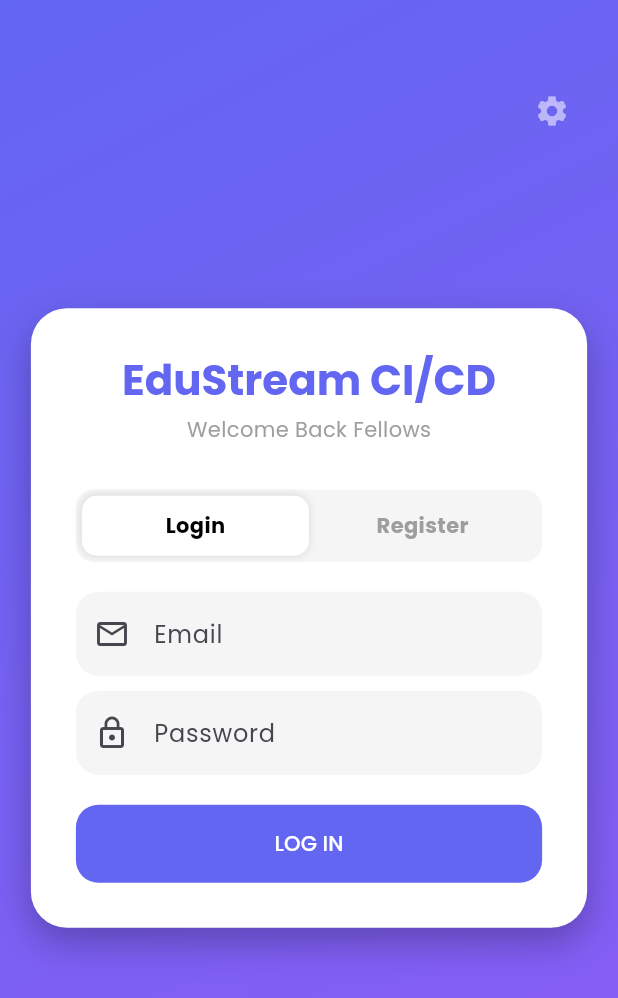
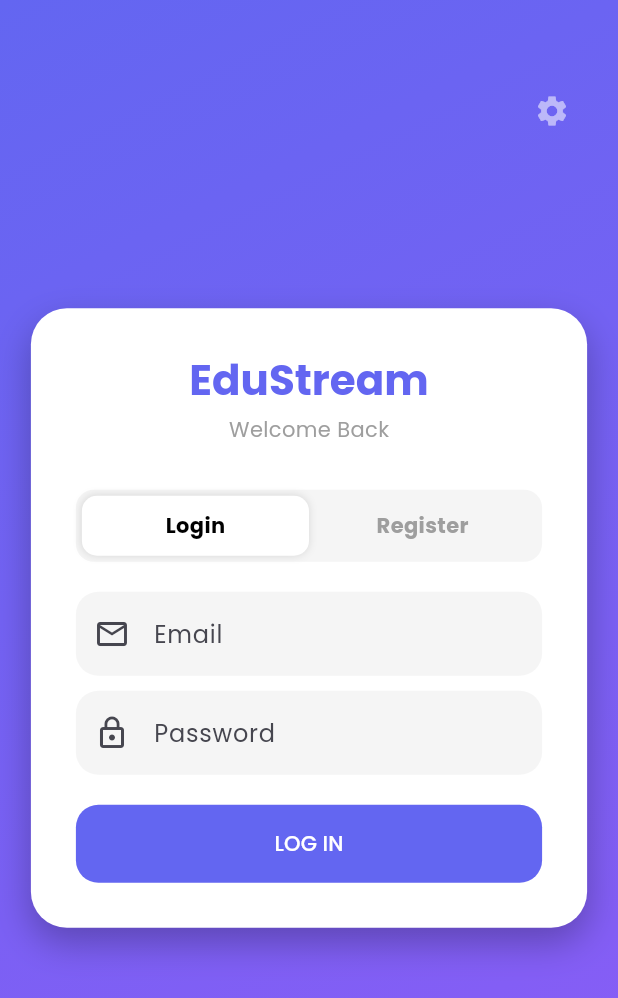
Before and after one commit to bsse23018/edustream_sdc_project, a Flutter app: the screen it shows after launch, on a phone screen of 412 x 824 dp. Shown: the top 998 px of the screen. Run offline on Flutter 3.47's test engine with Material 3 defaults, Android fonts, the phone set to English and light mode, and no system bars; our stand-ins replace animate_do, chewie, file_picker, firebase_core, firebase_messaging, google_fonts and 2 more; missing offline and left inert: minio; accounts and stored records are empty.

Commit message:
testing cache

```diff
--- a/lib/auth_screen.dart
+++ b/lib/auth_screen.dart
@@ -105,9 +105,9 @@ class _AuthScreenState extends State<AuthScreen> {
                   child: Column(
                     mainAxisSize: MainAxisSize.min,
                     children: [
-                      Text("EduStream CI/CD", style: Theme.of(context).textTheme.headlineMedium!.copyWith(fontWeight: FontWeight.bold, color: const Color(0xFF6366F1))),
+                      Text("EduStream", style: Theme.of(context).textTheme.headlineMedium!.copyWith(fontWeight: FontWeight.bold, color: const Color(0xFF6366F1))),
                       const SizedBox(height: 5),
-                      Text(isLogin ? "Welcome Back Fellows" : "Start Learning", style: TextStyle(color: Colors.grey[500])),
+                      Text(isLogin ? "Welcome Back" : "Start Learning", style: TextStyle(color: Colors.grey[500])),
                       const SizedBox(height: 30),
 
                       // Toggle Switch
```
Also changed, not shown: cloud_formation_files/compute.yaml (renamed from .github/workflows/compute.yaml), cloud_formation_files/infrastructure.yaml (renamed from .github/workflows/infrastructure.yaml), cloud_formation_files/orchestration.yaml (renamed from .github/workflows/orchestration.yaml).
